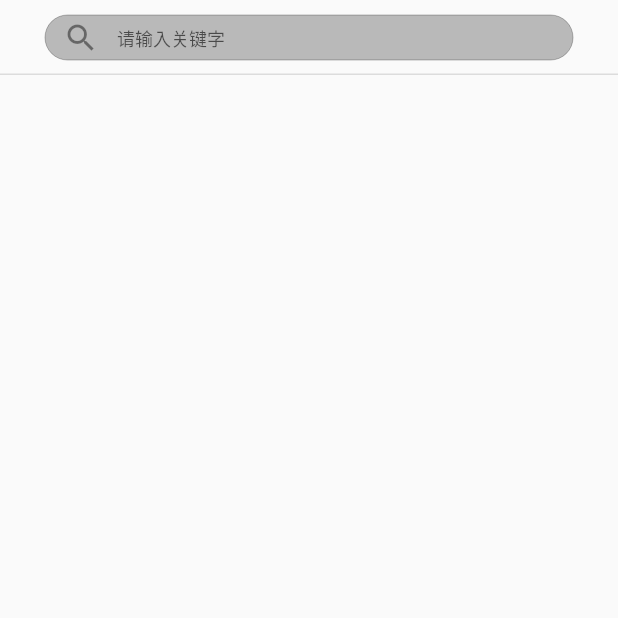
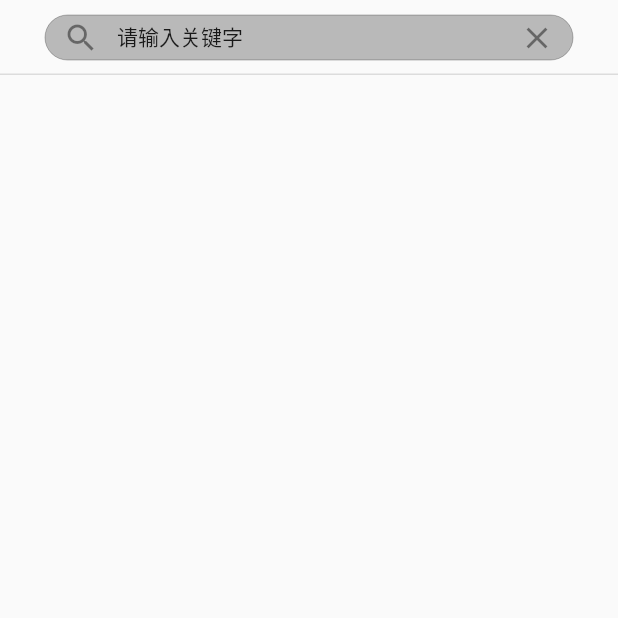
Before and after one commit to BestBurning/cmb_question_bank, a Flutter app: the screen it shows after launch, on a phone screen of 412 x 824 dp, the top half of it. Run offline on Flutter 3.47's test engine with Material 2 defaults, Android fonts, the phone set to English and light mode, and no system bars; our stand-ins replace dio.

Commit message:
ui update

```diff
--- a/lib/api/providers.dart
+++ b/lib/api/providers.dart
@@ -14,4 +14,9 @@ class QuestionListProvider with ChangeNotifier {
     _questions.addAll(questions);
     notifyListeners();
   }
+
+  clear() {
+    _questions.clear();
+    notifyListeners();
+  }
 }
--- /dev/null
+++ b/lib/common/style.dart
@@ -0,0 +1,15 @@
+import 'package:flutter/material.dart';
+
+class Style {
+  static const TextStyle TEXT_STYLE = TextStyle(fontSize: 12);
+
+  static final ThemeData DEFAULT_THEME = ThemeData(
+    brightness: Brightness.light,
+    primaryColor: Colors.black,
+    accentColor: Colors.teal[300],
+    backgroundColor: Colors.black26,
+    primaryIconTheme: IconThemeData(color: Colors.black12),
+    accentIconTheme: IconThemeData(color: Colors.teal[300]),
+    // textTheme: ,
+  );
+}
--- a/lib/main.dart
+++ b/lib/main.dart
@@ -1,3 +1,4 @@
+import 'package:cmb_question_bank/common/style.dart';
 import 'package:flutter/material.dart';
 import 'package:flutter/rendering.dart';
 import 'package:provider/provider.dart';
@@ -24,16 +25,7 @@ class CMBQuestionBank extends StatelessWidget {
   Widget build(BuildContext context) {
     return MaterialApp(
       title: '招行积分题库',
-      theme: ThemeData(
-          brightness: Brightness.light,
-          primaryColor: Colors.black,
-          accentColor: Colors.teal[300],
-          backgroundColor: Colors.black26,
-          primaryIconTheme: IconThemeData(color: Colors.black12),
-          accentIconTheme: IconThemeData(color: Colors.teal[300]),
-          inputDecorationTheme: InputDecorationTheme(
-              border: OutlineInputBorder(
-                  borderSide: BorderSide(color: Colors.pink)))),
+      theme: Style.DEFAULT_THEME,
       home: Home(),
     );
   }
--- a/lib/view/question_page.dart
+++ b/lib/view/question_page.dart
@@ -2,76 +2,33 @@ import 'package:cmb_question_bank/api/providers.dart';
 import 'package:cmb_question_bank/api/question_api.dart';
 import 'package:cmb_question_bank/model/question.dart';
 import 'package:cmb_question_bank/widgets/question_item.dart';
+import 'package:cmb_question_bank/widgets/search.dart';
 import 'package:flutter/material.dart';
 import 'package:provider/provider.dart';
 
 class QuestionPage extends StatelessWidget {
   @override
   Widget build(BuildContext context) {
-    Question q1 = new Question(
-        question: "哪项原则是征信机构最基本的职业道德，也是征信立法的主要内容之一", answer: "隐私商业秘密保护原则");
-    Question q2 =
-        new Question(question: "2006年左右，居民理财渠道较为单一，都在（）上", answer: "存款、国债");
     return Container(
       child: Column(
         children: [
-          SizedBox(
-              height: 50,
-              child: new Container(
-                  margin:
-                      const EdgeInsets.symmetric(horizontal: 30, vertical: 10),
-                  child: Center(
-                    child: TextField(
-                      keyboardType: TextInputType.text,
-                      decoration: InputDecoration(
-                        hintText: "请输入关键字",
-                        hintStyle: TextStyle(
-                          height: 0.5,
-                          fontSize: 12.0,
-                        ),
-                        filled: true,
-                        fillColor: Theme.of(context).backgroundColor,
-                        focusColor: Theme.of(context).accentColor,
-                        hoverColor: Theme.of(context).accentColor,
-                        // Theme.of(context).backgroundColor,
-                        prefixIcon: Icon(
-                          Icons.search,
-                          // color: Theme.of(context).accentIconTheme.color,
-                        ),
-                        focusedBorder: OutlineInputBorder(
-                          borderRadius: BorderRadius.all(Radius.circular(50)),
-                          borderSide: BorderSide(
-                              width: 0, color: Theme.of(context).accentColor),
-                        ),
-                        enabledBorder: OutlineInputBorder(
-                            borderSide: BorderSide(
-                                width: 0,
-                                color: Theme.of(context).backgroundColor),
-                            borderRadius:
-                                BorderRadius.all(Radius.circular(50))),
-                      ),
-                      onChanged: (keywords) {
-                        print(keywords);
-                        context.read<QuestionListProvider>().search(keywords);
-                      },
-                    ),
-                  ))),
+          Search(context),
           Divider(
             height: 0,
             thickness: 1,
           ),
           Expanded(
               flex: 10,
-              child: ListView.builder(
-                  itemCount:
-                      context.watch<QuestionListProvider>().questions.length,
-                  itemBuilder: (context, index) {
-                    return QuestionItem(
-                      question: context
-                          .watch<QuestionListProvider>()
-                          .questions[index],
-                    );
-                  }))
+              child: Consumer<QuestionListProvider>(
+                  builder: (_, questionListProvider, child) {
+                return ListView.builder(
+                    itemCount: questionListProvider.questions.length,
+                    itemBuilder: (context, index) {
+                      return QuestionItem(
+                        question: questionListProvider.questions[index],
+                      );
+                    });
+              }))
         ],
       ),
       decoration: BoxDecoration(
--- a/lib/widgets/question_item.dart
+++ b/lib/widgets/question_item.dart
@@ -13,6 +13,7 @@ class QuestionItem extends StatelessWidget {
   @override
   Widget build(BuildContext context) {
     return Column(
+      crossAxisAlignment: CrossAxisAlignment.start,
       children: [
         Container(
             margin: const EdgeInsets.symmetric(horizontal: 20, vertical: 10),
@@ -21,11 +22,11 @@ class QuestionItem extends StatelessWidget {
               children: [
                 Text(
                   '问: ' + question.question,
-                  style: TextStyle(fontSize: 12),
+                  style: Theme.of(context).textTheme.bodyText2,
                 ),
                 Text(
                   '答: ' + question.answer,
-                  style: TextStyle(fontSize: 12),
+                  style: Theme.of(context).textTheme.subtitle2,
                 ),
               ],
             )),
--- a/lib/widgets/search.dart
+++ b/lib/widgets/search.dart
@@ -0,0 +1,69 @@
+import 'package:cmb_question_bank/api/providers.dart';
+import 'package:flutter/material.dart';
+import 'package:provider/provider.dart';
+
+class Search extends StatelessWidget {
+  TextEditingController _searchController;
+
+  Search(BuildContext context) {
+    _searchController = new TextEditingController();
+    _searchController.addListener(() {
+      String text = _searchController.text.trim();
+      if (text.isNotEmpty) {
+        context.read<QuestionListProvider>().search(text);
+      } else {
+        context.read<QuestionListProvider>().clear();
+      }
+    });
+  }
+
+  @override
+  Widget build(BuildContext context) {
+    return SizedBox(
+        height: 50,
+        child: new Container(
+            margin: const EdgeInsets.symmetric(horizontal: 30, vertical: 10),
+            child: Center(
+              child: TextField(
+                textAlign: TextAlign.start,
+                textAlignVertical: TextAlignVertical.center,
+                controller: _searchController,
+                keyboardType: TextInputType.text,
+                style: Theme.of(context).textTheme.bodyText1,
+                decoration: InputDecoration(
+                  contentPadding: EdgeInsets.only(bottom: 10.0),
+                  hintText: "请输入关键字",
+                  hintStyle: Theme.of(context).textTheme.bodyText2,
+                  filled: true,
+
+                  fillColor: Theme.of(context).backgroundColor,
+                  focusColor: Theme.of(context).accentColor,
+                  hoverColor: Theme.of(context).accentColor,
+                  // Theme.of(context).backgroundColor,
+                  prefixIcon: Icon(
+                    Icons.search,
+                    // color: Theme.of(context).accentIconTheme.color,
+                  ),
+                  suffixIcon: InkWell(
+                    onTap: () => _searchController.clear(),
+                    child: Icon(Icons.clear),
+                  ),
+
+                  focusedBorder: OutlineInputBorder(
+                    borderRadius: BorderRadius.all(Radius.circular(30)),
+                    borderSide: BorderSide(
+                        width: 0, color: Theme.of(context).accentColor),
+                  ),
+                  enabledBorder: OutlineInputBorder(
+                      borderSide: BorderSide(
+                          width: 0, color: Theme.of(context).backgroundColor),
+                      borderRadius: BorderRadius.all(Radius.circular(30))),
+                ),
+                onTap: () {
+                  _searchController.clear();
+                  context.read<QuestionListProvider>().clear();
+                },
+              ),
+            )));
+  }
+}
```
Also changed, not shown: lib/api/question_api.dart (added, +21 -0 lines).
